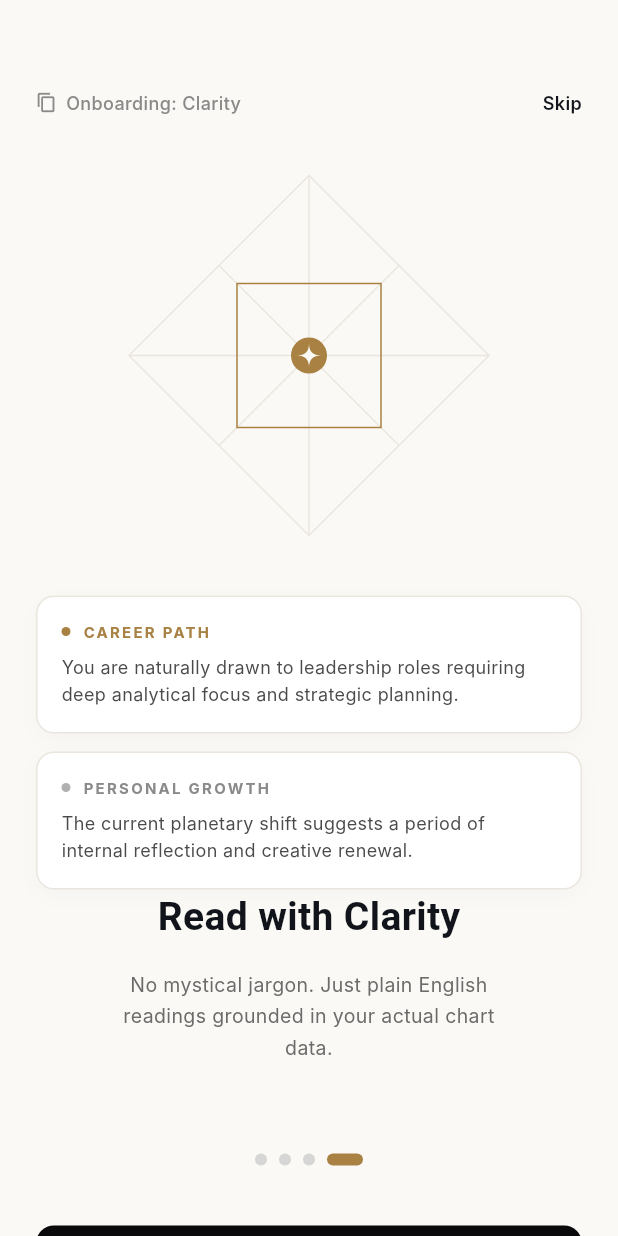
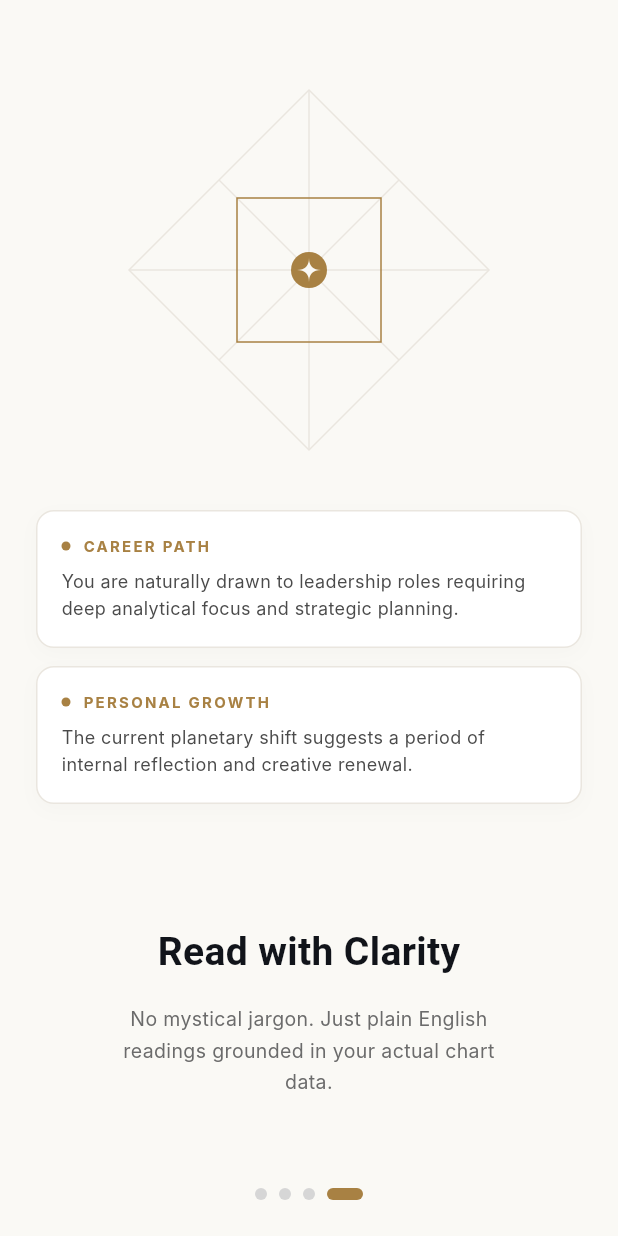
Before and after one commit to kiranshah59/Digital_kundali, a Flutter app: the screen it shows after launch, swiped to page 4, on a phone screen of 412 x 824 dp. Run offline on Flutter 3.47's test engine with Material 3 defaults, Android fonts, the phone set to English and light mode, and no system bars; our stand-ins replace flutter_svg; Roboto replaces fonts that are missing (Georgia, Inter).

Commit message:
UI tweaks: clarity layout fixes, remove insights nav bar, delete empty providers folder

```diff
--- a/lib/features/onboarding/pages/onboarding_clarity_screen.dart
+++ b/lib/features/onboarding/pages/onboarding_clarity_screen.dart
@@ -8,36 +8,19 @@ class OnboardingClarityScreen extends StatelessWidget {
   Widget build(BuildContext context) {
     return Container(
       color: const Color(0xFFFAF9F5),
+      child: SafeArea(
+        child: LayoutBuilder(
+          builder: (context, constraints) {
+            return SingleChildScrollView(
+              physics: const BouncingScrollPhysics(),
+              child: ConstrainedBox(
+                constraints: BoxConstraints(minHeight: constraints.maxHeight),
+                child: IntrinsicHeight(
+                  child: Padding(
                     padding: const EdgeInsets.symmetric(horizontal: 24),
                     child: Column(
                       children: [
                         const SizedBox(height: 60),
-          Row(
-            children: [
-              const Icon(Icons.copy, size: 14, color: Color(0xFF8A8A8A)),
-              const SizedBox(width: 6),
-              const Text(
-                'Onboarding: Clarity',
-                style: TextStyle(
-                  fontFamily: 'Inter',
-                  fontSize: 12,
-                  color: Color(0xFF8A8A8A),
-                  fontWeight: FontWeight.w500,
-                ),
-              ),
-              const Spacer(),
-              const Text(
-                'Skip',
-                style: TextStyle(
-                  fontFamily: 'Inter',
-                  fontSize: 12,
-                  color: Color(0xFF11141A),
-                  fontWeight: FontWeight.w600,
-                ),
-              ),
-            ],
-          ),
-          const SizedBox(height: 40),
                         SizedBox(
                           width: 240,
                           height: 240,
@@ -51,11 +34,11 @@ class OnboardingClarityScreen extends StatelessWidget {
                         ),
                         const SizedBox(height: 12),
                         _buildInfoCard(
-            false,
+                          true,
                           'PERSONAL GROWTH',
                           'The current planetary shift suggests a period of internal reflection and creative renewal.',
                         ),
-          const Spacer(),
+                        const SizedBox(height: 80),
                         const Text(
                           'Read with Clarity',
                           style: TextStyle(
@@ -76,6 +59,7 @@ class OnboardingClarityScreen extends StatelessWidget {
                             color: Color(0xFF6B6B6B),
                           ),
                         ),
+                        const Spacer(), // Use Spacer to push bottom elements
                         const SizedBox(height: 60),
                         Row(
                           mainAxisAlignment: MainAxisAlignment.center,
@@ -113,6 +97,13 @@ class OnboardingClarityScreen extends StatelessWidget {
                         ),
                         const SizedBox(height: 40),
                       ],
+                    ),
+                  ),
+                ),
+              ),
+            );
+          },
+        ),
       ),
     );
   }
```
Also changed, not shown: lib/features/onboarding/pages/onboarding_insights_screen.dart (+1 -45 lines). Lines whose indentation alone changed are shown as unchanged.
